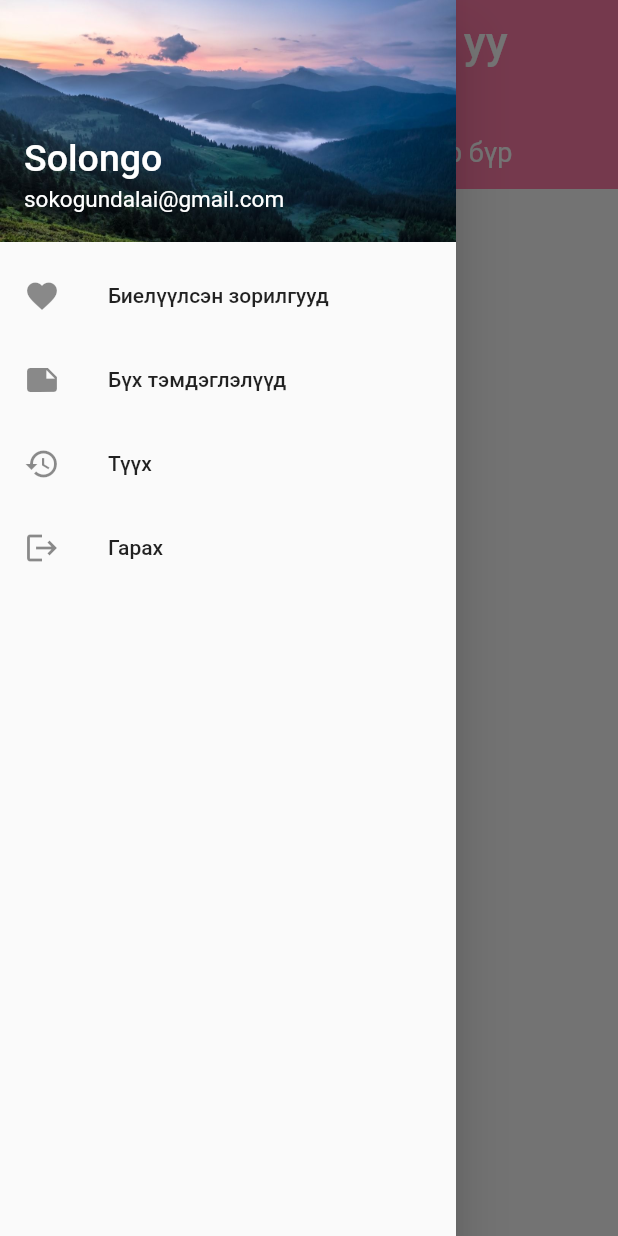
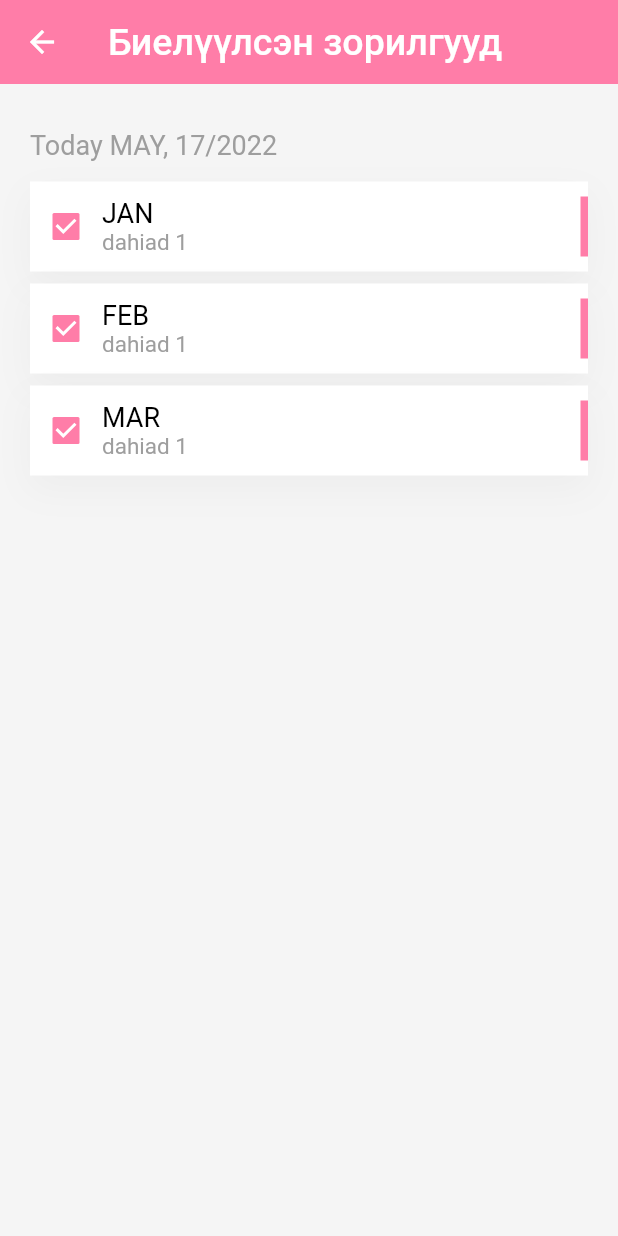
Before and after one commit to Slnngg/diplom, a Flutter app: the screen it shows after launch, in the side drawer, after a tap on "Биелүүлсэн зорилгууд", on a phone screen of 412 x 824 dp. Run offline on Flutter 3.47's test engine with Material 2 defaults, Android fonts, the phone set to English and light mode, and no system bars; drawn by our look-alikes of flutter_slidable; our stand-ins replace cloud_firestore, firebase_auth, firebase_core, sqflite, table_calendar; missing offline and left inert: dart:ffi; accounts and stored records are empty; Roboto replaces fonts that are missing (avenir).

Commit message:
hulangin omno

```diff
--- a/lib/screens/HomePage/HomePage.dart
+++ b/lib/screens/HomePage/HomePage.dart
@@ -62,33 +62,23 @@ class _homePageState extends State<homePage> {
     final GlobalKey<ScaffoldState> _drawerscaffoldkey =
         new GlobalKey<ScaffoldState>();
     return Scaffold(
-        key: _drawerscaffoldkey, //set gobal key defined above
+        key: _drawerscaffoldkey,
         drawer: Menu(),
         body: Stack(children: [
           Column(
             crossAxisAlignment: CrossAxisAlignment.start,
             children: [
               AppBar(
-                // leading: IconButton(
-                //   icon: Icon(Icons.menu),
-                //   onPressed: () {
-                //     Navigator.push(context,
-                //         MaterialPageRoute(builder: (context) => Menu()));
-                //   },
-                // ),
                 leading: IconButton(
                   onPressed: () {
-                    //on drawer menu pressed
                     if (_drawerscaffoldkey.currentState!.isDrawerOpen) {
-                      //if drawer is open, then close the drawer
                       Navigator.pop(context);
                     } else {
                       _drawerscaffoldkey.currentState!.openDrawer();
-                      //if drawer is closed then open the drawer.
                     }
                   },
                   icon: Icon(Icons.menu),
-                ), // Set menu icon at le
+                ),
                 backgroundColor: const Color.fromARGB(255, 255, 125, 168),
                 elevation: 0,
                 title: const Text(
@@ -99,17 +89,7 @@ class _homePageState extends State<homePage> {
                     color: Colors.white,
                   ),
                 ),
-                // actions: [
-                //   IconButton(
-                //     onPressed: () {
-                //       Navigator.push(context,
-                //           MaterialPageRoute(builder: (context) => Body()));
-                //     },
-                //     icon: const Icon(Icons.logout),
-                //   ),
-                // ],
               ),
-              //drawer: const NavigationDrawer();
               Container(
                   height: 70,
                   color: const Color.fromARGB(255, 255, 125, 168),
@@ -203,10 +183,6 @@ class _homePageState extends State<homePage> {
                           // ),
                         ),
                       ),
-
-                      // calendarController: ctrlr,
-                      // startingDayOfWeek: StartingDayOfWeek.monday,
-                      // initialCalendarFormat: CalendarFormat.week,
                     )
                   : Container(),
               Expanded(
@@ -235,14 +211,19 @@ class _homePageState extends State<homePage> {
                             selectedDay.toString().substring(0, 10)),
                         builder: (context, snapshot) {
                           if (snapshot.data == null) {
-                            return Container(
-                              child: Text("Empty"),
+                            return Center(
+                              child: Image.asset("assets/images/empty.png"),
                             );
                           }
                           return ListView.builder(
                             itemCount: snapshot.data!.length,
                             itemBuilder: (context, index) {
-                              return taskWidget(
+                              return GestureDetector(
+                                onLongPress: () {
+                                  DatabaseHelper.instance
+                                      .delete(snapshot.data![index].id!);
+                                },
+                                child: taskWidget(
                                   Color.fromARGB(255, 255, 125, 168),
                                   snapshot.data![index].title ?? "",
                                   snapshot.data![index].description ?? "",
@@ -250,6 +231,7 @@ class _homePageState extends State<homePage> {
                                   snapshot.data![index].done ?? false,
                                   snapshot.data![index].id ?? 0,
                                   //snapshot.data![index].delete ??
+                                ),
                               );
                             },
                           );
@@ -464,8 +446,3 @@ class _homePageState extends State<homePage> {
     );
   }
 }
-
-// class NavigatorDrawer extends StatelessWidget {
-//   @override
-//   Widget build(BuildContext context) => Drawer();
-// }
--- a/lib/screens/Menu/Menu.dart
+++ b/lib/screens/Menu/Menu.dart
@@ -1,5 +1,7 @@
+import 'package:first_app/screens/Menu/allMemo.dart';
 import 'package:first_app/screens/Welcome/body.dart';
 import 'package:flutter/material.dart';
+import 'package:first_app/screens/Menu/checkTask.dart';
 
 class Menu extends StatelessWidget {
   // Size size = MediaQuery.of(context).size;
@@ -34,17 +36,20 @@ class Menu extends StatelessWidget {
           ListTile(
             leading: Icon(Icons.favorite),
             title: Text("Биелүүлсэн зорилгууд"),
-            onTap: () => print('Done'),
+            onTap: () {
+              Navigator.push(
+                context,
+                MaterialPageRoute(builder: (context) => checkTask()),
+              );
+            },
           ),
           ListTile(
             leading: Icon(Icons.note),
             title: Text("Бүх тэмдэглэлүүд"),
-            onTap: () => print('Memo'),
-          ),
-          ListTile(
-            leading: Icon(Icons.history),
-            title: Text("Түүх"),
-            onTap: () => print('his'),
+            onTap: () {
+              Navigator.push(
+                  context, MaterialPageRoute(builder: (context) => allMemo()));
+            },
           ),
           ListTile(
             leading: Icon(Icons.logout),
--- /dev/null
+++ b/lib/screens/Menu/checkTask.dart
@@ -0,0 +1,157 @@
+import 'dart:ffi';
+
+import 'package:flutter/material.dart';
+import 'package:first_app/screens/HomePage/HomePage.dart';
+import 'package:flutter_slidable/flutter_slidable.dart';
+import 'package:table_calendar/table_calendar.dart';
+import '../../utils/db.dart';
+import '../../utils/db_model.dart';
+
+class checkTask extends StatelessWidget {
+  DateTime selectedDay = DateTime.now();
+  var monthNames = [
+    "JAN",
+    "FEB",
+    "MAR",
+    "APR",
+    "MAY",
+    "JUN",
+    "JUL",
+    "AUG",
+    "SEPT",
+    "OCT",
+    "NOV",
+    "DEC"
+  ];
+
+  String filterType = "Өнөөдөр";
+  DateTime today = new DateTime.now();
+  DateTime selectDay = DateTime.now();
+  DateTime focusedDay = DateTime.now();
+  String taskPop = "close";
+  CalendarFormat format = CalendarFormat.month;
+  bool? remember;
+
+  @override
+  Widget build(BuildContext context) {
+    return Scaffold(
+      backgroundColor: Colors.white,
+      appBar: AppBar(
+        backgroundColor: Color.fromARGB(255, 255, 125, 168),
+        elevation: 0,
+        title: Text(
+          "Биелүүлсэн зорилгууд",
+          style: TextStyle(fontSize: 25),
+        ),
+        leading: IconButton(
+          icon: Icon(
+            Icons.arrow_back,
+            color: Colors.white,
+          ),
+          onPressed: () {
+            Navigator.push(
+                context, MaterialPageRoute(builder: (context) => HomePage()));
+          },
+        ),
+      ),
+      body: Container(
+        height: MediaQuery.of(context).size.height,
+        width: MediaQuery.of(context).size.width,
+        color: Colors.grey.withOpacity(0.1),
+        child: Stack(
+          children: [
+            Container(
+              padding: const EdgeInsets.all(20),
+              child: Column(
+                crossAxisAlignment: CrossAxisAlignment.start,
+                children: [
+                  Container(
+                    margin: EdgeInsets.symmetric(horizontal: 0, vertical: 10),
+                    child: Text(
+                      "Today ${monthNames[selectedDay.month - 1]}, ${selectedDay.day}/${selectedDay.year}",
+                      style: const TextStyle(
+                        fontSize: 18,
+                        color: Colors.grey,
+                      ),
+                    ),
+                  ),
+                  for (int i = 0; i < 3; i++)
+                    Container(
+                      margin: EdgeInsets.symmetric(horizontal: 0, vertical: 2),
+                      child: taskWidget(Color.fromARGB(255, 255, 125, 168),
+                          monthNames[i], "dahiad 1", "again one", true, 5),
+                    )
+                ],
+              ),
+            ),
+          ],
+        ),
+      ),
+    );
+  }
+
+  Slidable taskWidget(Color color, String title, String description,
+      String time, bool done, int id) {
+    return Slidable(
+      child: Container(
+        height: 60,
+        margin: const EdgeInsets.symmetric(
+          horizontal: 0,
+          vertical: 2,
+        ),
+        padding: const EdgeInsets.symmetric(
+          horizontal: 0,
+          vertical: 10,
+        ),
+        decoration: BoxDecoration(color: Colors.white, boxShadow: [
+          BoxShadow(
+            color: Colors.black.withOpacity(0.03),
+            offset: Offset(0, 9),
+            blurRadius: 20,
+            spreadRadius: 1,
+          ),
+          //Icon(Icons.delete);
+        ]),
+        child: Row(
+          children: [
+            Checkbox(
+              activeColor: Color.fromARGB(255, 255, 125, 168),
+              value: done,
+              onChanged: (bool? value) {},
+            ),
+            Column(
+              crossAxisAlignment: CrossAxisAlignment.start,
+              mainAxisAlignment: MainAxisAlignment.center,
+              children: [
+                Text(
+                  title,
+                  style: TextStyle(
+                    color: Colors.black,
+                    fontSize: 18,
+                  ),
+                ),
+                Text(
+                  description,
+                  style: TextStyle(
+                    color: Colors.grey,
+                    fontSize: 15,
+                  ),
+                )
+              ],
+            ),
+            Expanded(
+              child: Container(),
+            ),
+            Container(
+              height: 50,
+              width: 5,
+              color: color,
+            )
+          ],
+        ),
+      ),
+    );
+  }
+
+  void setState(Null Function() param0) {}
+}
--- a/lib/screens/signup/signup.dart
+++ b/lib/screens/signup/signup.dart
@@ -82,10 +82,6 @@ class SignUpPage extends StatelessWidget {
                             email: _email, password: _password);
 
                         if (user != null) {
-                          // _email:
-                          // '';
-                          // _password:
-                          // '';
                           print("Success");
                           Navigator.pushNamed(context, '/singup');
                         } else {
```
Also changed, not shown: lib/screens/HomePage/openNewNote.dart (+11 -12 lines), lib/screens/Menu/allMemo.dart (added, +41 -0 lines), lib/utils/test.dart (added, +96 -0 lines), lib/utils/test_model.dart (added, +30 -0 lines), assets/images/empty.png (added). Lines whose indentation alone changed are shown as unchanged.
